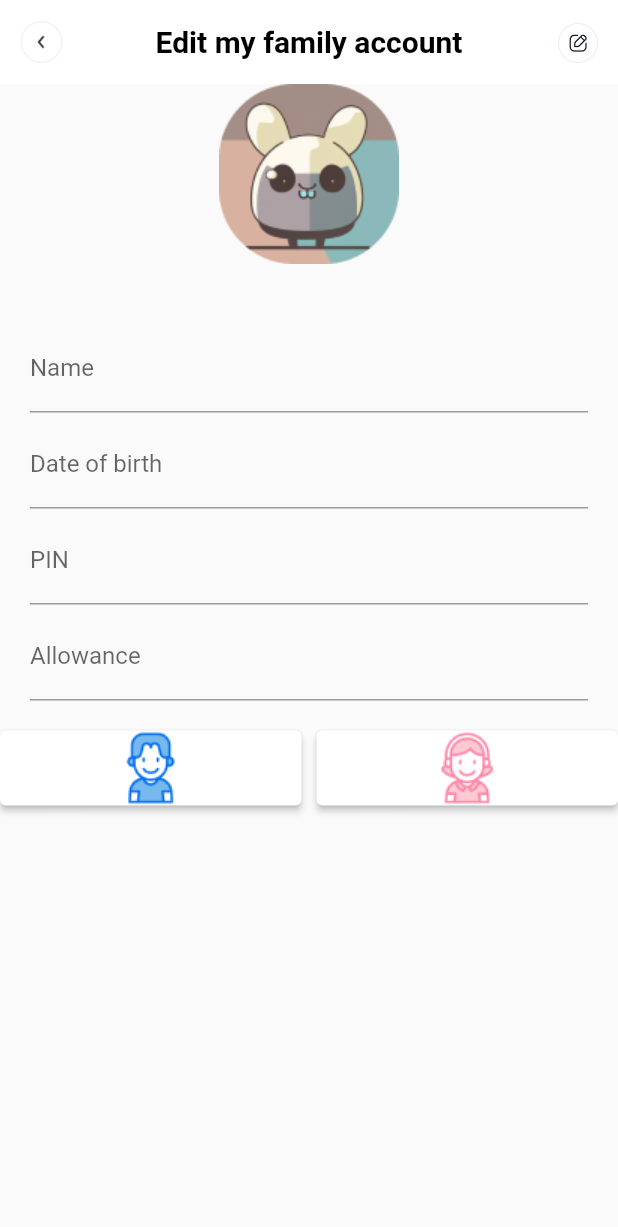
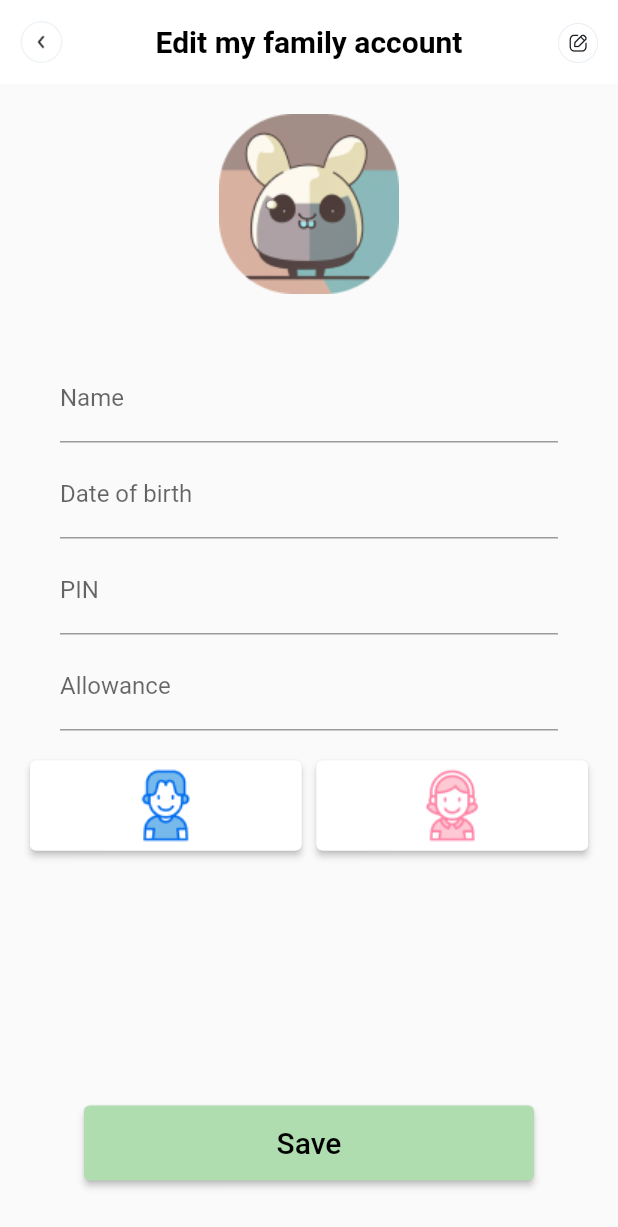
Before and after one commit to Tanerica/Flutter-demo, a Flutter app: the screen it shows after launch, on a phone screen of 412 x 824 dp. Shown: the top 1227 px of the screen. Run offline on Flutter 3.47's test engine with Material 2 defaults, Android fonts, the light colour scheme and no system bars; Roboto replaces fonts that are missing (Times New Roman).

Commit message:
updated demo

```diff
--- a/flutter_application_2/lib/page/home.dart
+++ b/flutter_application_2/lib/page/home.dart
@@ -1,13 +1,32 @@
 import 'package:flutter/material.dart';
+import 'package:flutter/services.dart';
 
-class Homepage extends StatelessWidget {
+class Homepage extends StatefulWidget {
   const Homepage({super.key});
+
+  @override
+  State<Homepage> createState() => _HomepageState();
+}
+
+class _HomepageState extends State<Homepage> {
+  TextEditingController _nameController = TextEditingController();
+  bool _nameError = false;
+  var BorderColor1 = Colors.white;
+  var BorderColor2 = Colors.white;
+  void _validName() {
+    setState(() {
+      _nameError = _nameController.text.isEmpty;
+    });
+  }
 
   @override
   Widget build(BuildContext context) {
     return Scaffold(
+      resizeToAvoidBottomInset: false,
       appBar: appBar(),
-      body: Column(children: [
+      body: Container(
+        margin: const EdgeInsets.all(20),
+        child: Column(children: [
           Center(
             child: Image.asset(
               'assets/icons/Frame 2.png',
@@ -17,20 +36,26 @@ class Homepage extends StatelessWidget {
           ),
           Container(
             margin: const EdgeInsets.only(top: 40, left: 20, right: 20),
-          child: TextFormField(
-            decoration: const InputDecoration(
-              border: UnderlineInputBorder(),
+            child: TextField(
+              controller: _nameController,
+              decoration: InputDecoration(
+                errorText: _nameError ? 'Name can not be empty' : null,
+                border: const UnderlineInputBorder(),
                 labelText: 'Name',
               ),
+              onChanged: (value) {
+                _validName();
+              },
             ),
           ),
           Container(
             margin: const EdgeInsets.only(top: 5, left: 20, right: 20),
-          child: TextFormField(
-            decoration: const InputDecoration(
+            child: const TextField(
+              decoration: InputDecoration(
                 border: UnderlineInputBorder(),
                 labelText: 'Date of birth',
               ),
+              keyboardType: TextInputType.datetime,
             ),
           ),
           Container(
@@ -40,6 +65,10 @@ class Homepage extends StatelessWidget {
                 border: UnderlineInputBorder(),
                 labelText: 'PIN',
               ),
+              inputFormatters: <TextInputFormatter>[
+                FilteringTextInputFormatter.digitsOnly
+              ],
+              keyboardType: TextInputType.number,
             ),
           ),
           Container(
@@ -49,6 +78,10 @@ class Homepage extends StatelessWidget {
                 border: UnderlineInputBorder(),
                 labelText: 'Allowance',
               ),
+              inputFormatters: <TextInputFormatter>[
+                FilteringTextInputFormatter.digitsOnly
+              ],
+              keyboardType: TextInputType.number,
             ),
           ),
           const SizedBox(
@@ -58,11 +91,19 @@ class Homepage extends StatelessWidget {
             children: [
               Expanded(
                 child: ElevatedButton(
-                style: ElevatedButton.styleFrom(backgroundColor: Colors.white),
-                onPressed: () {},
+                  style: ElevatedButton.styleFrom(
+                    backgroundColor: Colors.white,
+                    side: BorderSide(color: BorderColor1),
+                  ),
+                  onPressed: () {
+                    setState(() {
+                      BorderColor1 = Colors.green;
+                      BorderColor2 = Colors.white;
+                    });
+                  },
                   child: Image.asset(
                     'assets/icons/Boy.png',
-                  height: 50,
+                    height: 60,
                     width: 50,
                   ),
                 ),
@@ -72,18 +113,42 @@ class Homepage extends StatelessWidget {
               ),
               Expanded(
                 child: ElevatedButton(
-                style: ElevatedButton.styleFrom(backgroundColor: Colors.white),
-                onPressed: () {},
+                  style: ElevatedButton.styleFrom(
+                      backgroundColor: Colors.white,
+                      side: BorderSide(color: BorderColor2)),
+                  onPressed: () {
+                    setState(() {
+                      BorderColor2 = Colors.green;
+                      BorderColor1 = Colors.white;
+                    });
+                  },
                   child: Image.asset(
                     'assets/icons/Girl.png',
-                  height: 50,
+                    height: 60,
                     width: 50,
                   ),
                 ),
               ),
             ],
-        )
+          ),
+          const SizedBox(
+            height: 20,
+          ),
+          Container(
+            height: 200,
+            alignment: AlignmentDirectional.bottomCenter,
+            child: ElevatedButton(
+                style: ElevatedButton.styleFrom(
+                    backgroundColor: Color.fromARGB(255, 175, 221, 175),
+                    minimumSize: const Size(300, 50)),
+                onPressed: () {},
+                child: const Text(
+                  'Save',
+                  style: TextStyle(color: Colors.black, fontSize: 20),
+                )),
+          ),
         ]),
+      ),
     );
   }
 
```
Lines whose indentation alone changed are shown as unchanged.
